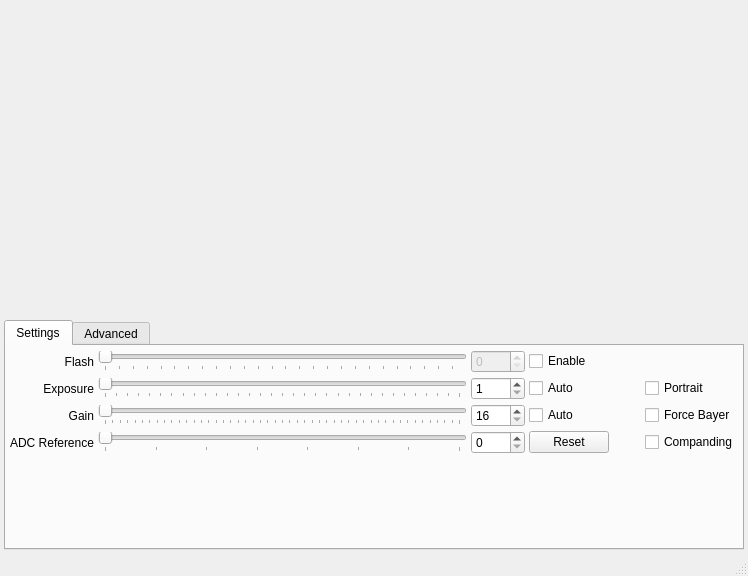
Before: the Qt Designer form cpp/ui/mainwindow.ui in emergent-design/libpsinc, drawn with Qt 5.
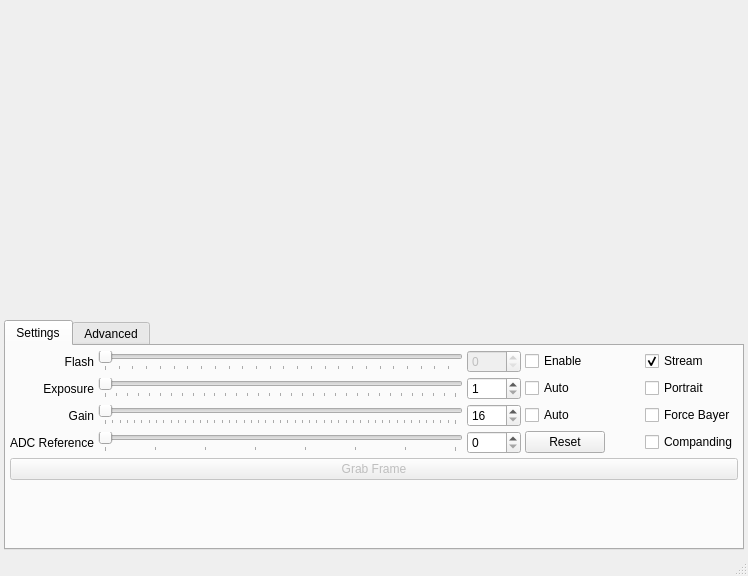
After: the same form once the commit is applied.

Commit message: Implemented the ability to disable streaming in iconograph. When streaming is disabled single frames can be captured with the "Grab Frame" button.

Patch:
```diff
--- a/cpp/ui/mainwindow.ui
+++ b/cpp/ui/mainwindow.ui
@@ -335,6 +335,26 @@
           </property>
          </widget>
         </item>
+        <item row="7" column="0" colspan="6">
+         <widget class="QPushButton" name="grabFrame">
+          <property name="enabled">
+           <bool>false</bool>
+          </property>
+          <property name="text">
+           <string>Grab Frame</string>
+          </property>
+         </widget>
+        </item>
+        <item row="0" column="5">
+         <widget class="QCheckBox" name="streamCheck">
+          <property name="text">
+           <string>Stream</string>
+          </property>
+          <property name="checked">
+           <bool>true</bool>
+          </property>
+         </widget>
+        </item>
        </layout>
       </widget>
       <widget class="QWidget" name="advancedTab">
```
Left out of the diff: 16 changed lines with no effect on the pictures. The commit also changes 2 other files.
